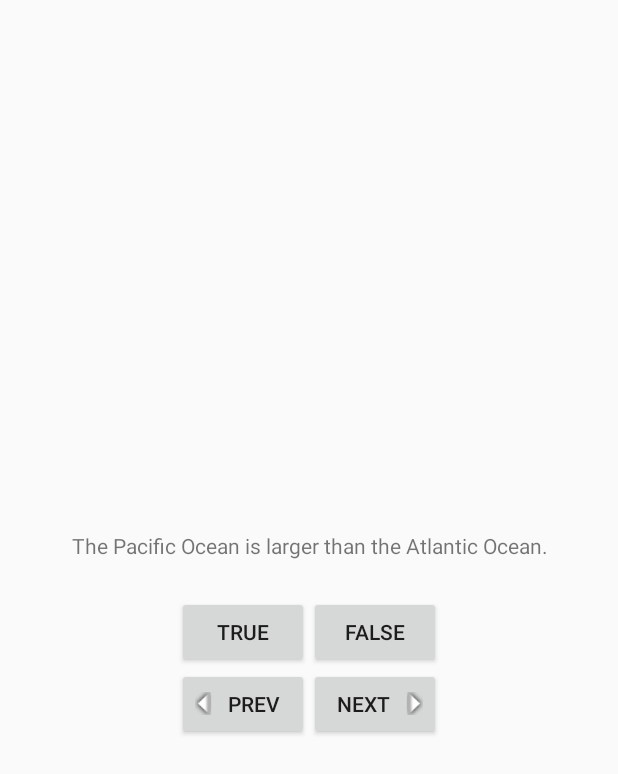
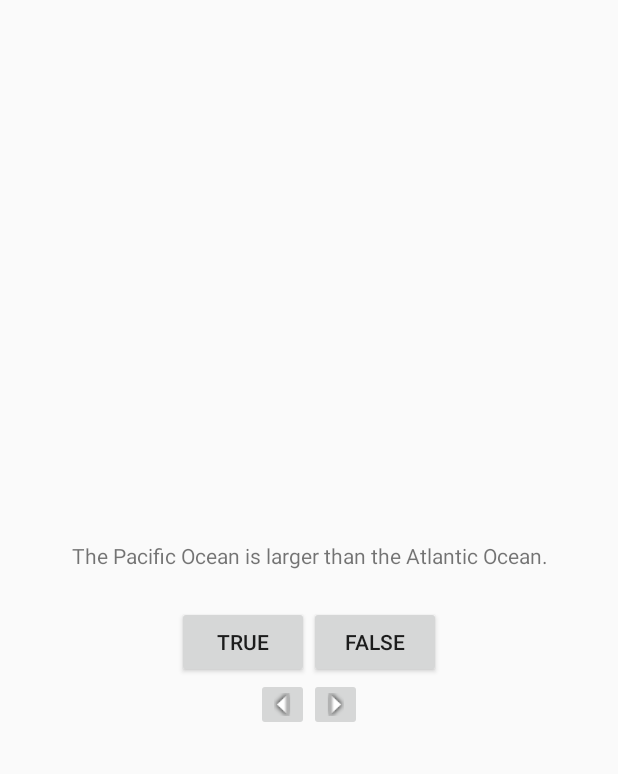
Before and after one commit to Maecenas49/BNR-Projects, an Android app: the screen it shows after launch (QuizActivity), on a phone screen of 412 x 824 dp. Shown: the top 774 px of the screen. Run offline under Robolectric (Android 15) with nearby library versions, the light colour scheme and no system bars.

Commit message:
Changed next and previous buttons to imagebuttons.

```diff
--- a/GeoQuiz/GeoQuiz/app/src/main/java/com/bignerdranch/android/geoquiz/QuizActivity.java
+++ b/GeoQuiz/GeoQuiz/app/src/main/java/com/bignerdranch/android/geoquiz/QuizActivity.java
@@ -1,5 +1,6 @@
 package com.bignerdranch.android.geoquiz;
 
+import android.media.Image;
 import android.support.v7.app.ActionBarActivity;
 import android.app.Activity;
 import android.os.Bundle;
@@ -7,6 +8,7 @@
 import android.view.MenuItem;
 import android.view.View;
 import android.widget.Button;
+import android.widget.ImageButton;
 import android.widget.TextView;
 import android.widget.Toast;
 
@@ -16,8 +18,8 @@
 
     private Button mTrueButton;
     private Button mFalseButton;
-    private Button mNextButton;
-    private Button mPrevButton;
+    private ImageButton mNextButton;
+    private ImageButton mPrevButton;
     private TextView mQuestionTextView;
 
     private TrueFalse[] mQuestionBank = new TrueFalse[]{
@@ -84,7 +86,7 @@
             }
         });
 
-        mNextButton = (Button) findViewById(R.id.next_button);
+        mNextButton = (ImageButton) findViewById(R.id.next_button);
         mNextButton.setOnClickListener(new View.OnClickListener(){
             @Override
             public void onClick(View v) {
@@ -93,7 +95,7 @@
             }
         });
 
-        mPrevButton = (Button) findViewById(R.id.prev_button);
+        mPrevButton = (ImageButton) findViewById(R.id.prev_button);
         mPrevButton.setOnClickListener(new View.OnClickListener(){
             @Override
             public void onClick(View v) {
--- a/GeoQuiz/GeoQuiz/app/src/main/res/layout/activity_quiz.xml
+++ b/GeoQuiz/GeoQuiz/app/src/main/res/layout/activity_quiz.xml
@@ -35,21 +35,19 @@
         android:layout_width="wrap_content"
         android:layout_height="wrap_content"
         android:orientation="horizontal">
-        <Button
+        <ImageButton
             android:id="@+id/prev_button"
             android:layout_width="wrap_content"
             android:layout_height="wrap_content"
-            android:text="@string/prev_button"
-            android:drawableLeft="@drawable/arrow_left"
-            android:drawablePadding="4dp"/>
+            android:src="@drawable/arrow_left"
+            android:contentDescription="@string/prev_button"/>
 
-        <Button
+        <ImageButton
             android:id="@+id/next_button"
             android:layout_width="wrap_content"
             android:layout_height="wrap_content"
-            android:text="@string/next_button"
-            android:drawableRight="@drawable/arrow_right"
-            android:drawablePadding="4dp"/>
+            android:src="@drawable/arrow_right"
+            android:contentDescription="@string/next_button"/>
 
          </LinearLayout>
 
```
